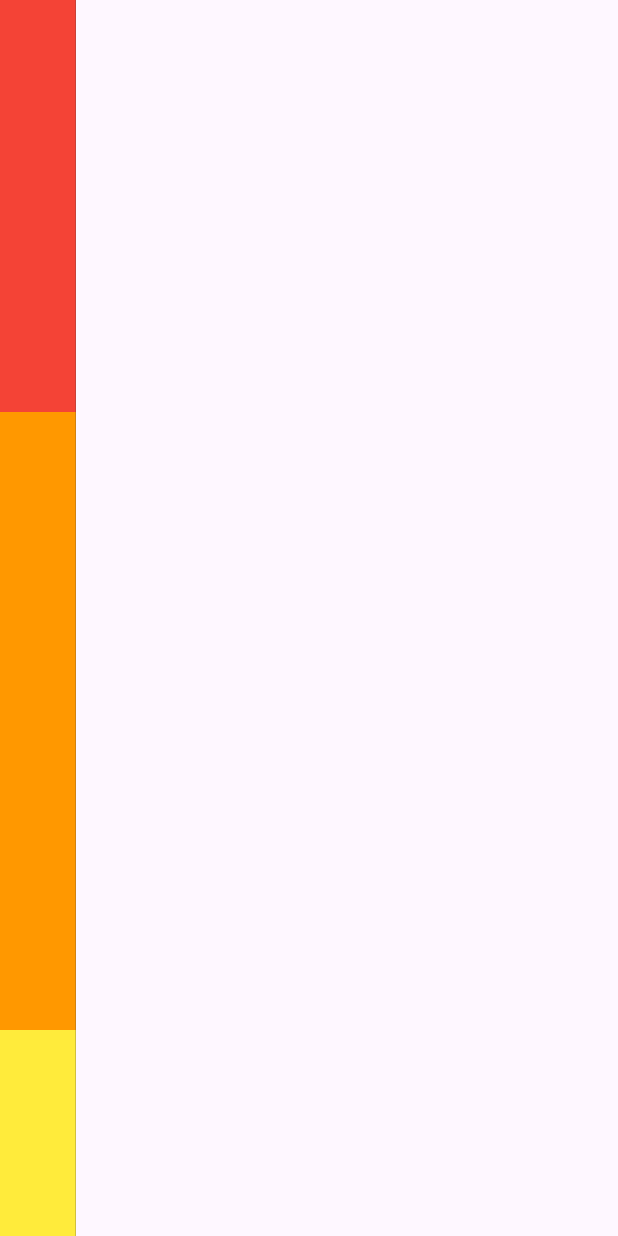
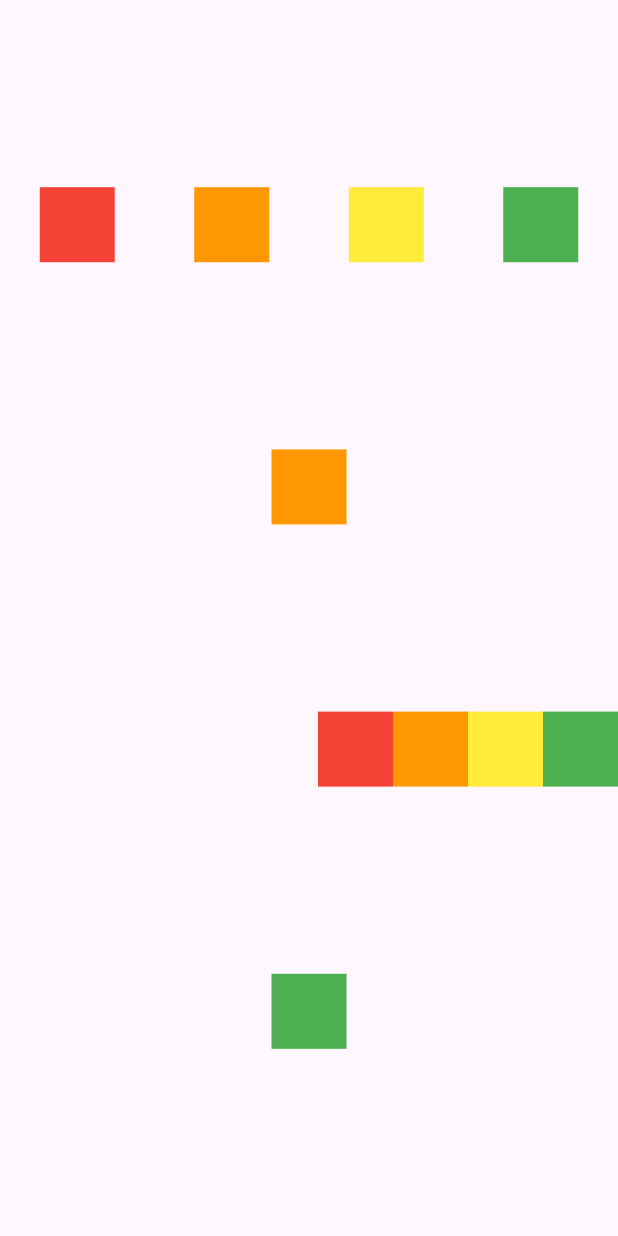
Before and after one commit to kyhyeok/inflearn_code_factory_flutter, a Flutter app: the screen it shows after launch, on a phone screen of 412 x 824 dp. Run offline on Flutter 3.47's test engine with Material 3 defaults, Android fonts, the phone set to English and light mode, and no system bars.

Commit message:
row & column - Chanllenge

```diff
--- a/section_07_row_and_column/lib/screen/home_screen.dart
+++ b/section_07_row_and_column/lib/screen/home_screen.dart
@@ -8,35 +8,54 @@
   Widget build(BuildContext context) {
     return Scaffold(
       body: SafeArea(
-        child: Container(
-          color: Colors.black,
-          child: Column(
-            children: [
-              Expanded(
-                flex: 2,
-                child: Container(
+        child: Column(
+          mainAxisAlignment: MainAxisAlignment.spaceEvenly,
+          children: [
+            Row(
+              mainAxisAlignment: MainAxisAlignment.spaceAround,
+              children: colors
+                  .map(
+                    (e) => Container(
+                      height: 50.0,
+                      width: 50.0,
+                      color: e,
+                    ),
+                  )
+                  .toList(),
+            ),
+            Row(
+              mainAxisAlignment: MainAxisAlignment.center,
+              children: [
+                Container(
                   height: 50.0,
-                  width: 50.5,
-                  color: Colors.red,
-                ),
-              ),
-              Expanded(
-                flex: 3,
-                child: Container(
-                  height: 50.0,
-                  width: 50.5,
+                  width: 50.0,
                   color: Colors.orange,
                 ),
-              ),
-              Expanded(
-                child: Container(
+              ],
+            ),
+            Row(
+              mainAxisAlignment: MainAxisAlignment.end,
+              children: colors
+                  .map(
+                    (e) => Container(
+                      height: 50.0,
+                      width: 50.0,
+                      color: e,
+                    ),
+                  )
+                  .toList(),
+            ),
+            Row(
+              mainAxisAlignment: MainAxisAlignment.center,
+              children: [
+                Container(
                   height: 50.0,
-                  width: 50.5,
-                  color: Colors.yellow,
+                  width: 50.0,
+                  color: Colors.green,
                 ),
-              ),
-            ],
-          ),
+              ],
+            ),
+          ],
         ),
       ),
     );
```
